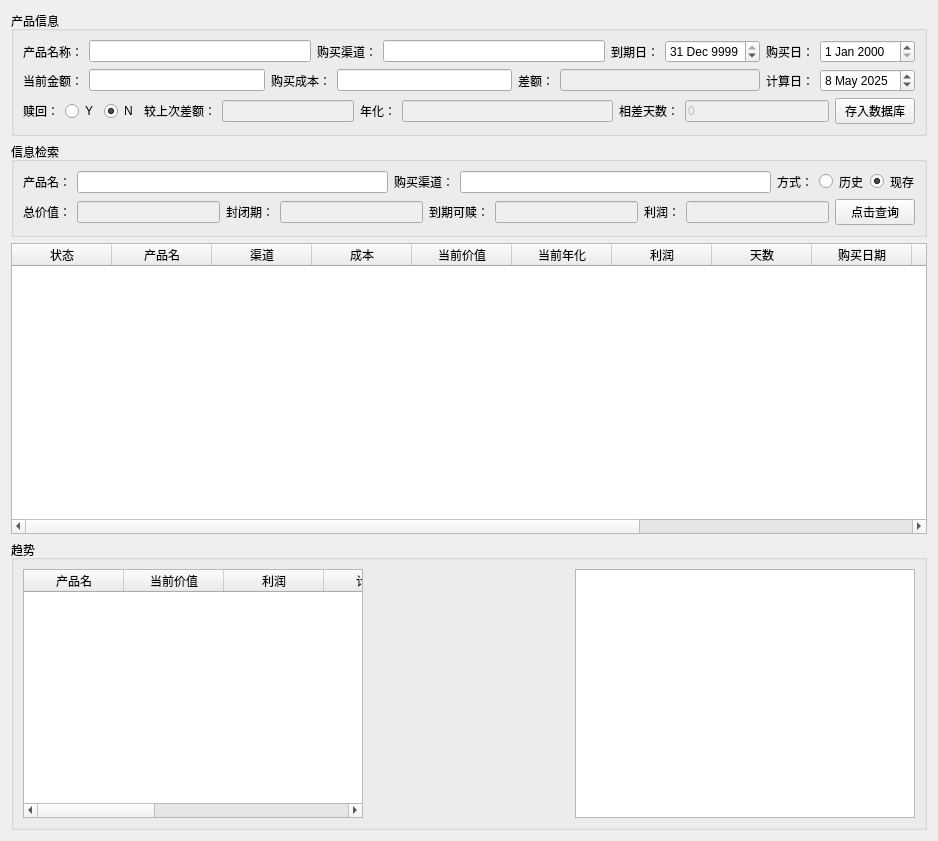
First picture: the form in widgets/calcReturn/calcReturn.ui, repository godspeed-w/pyqt_try, before the edit.
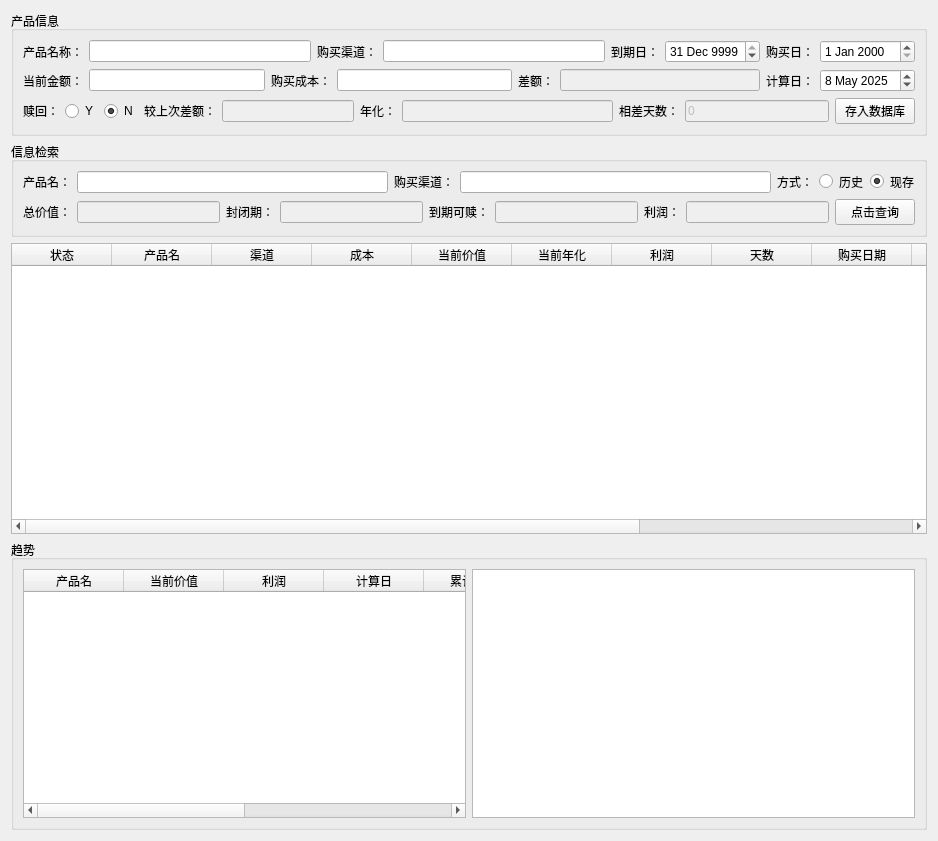
Second picture: the form after the edit.

Commit message: 完成折线图的绘制

```diff
--- a/widgets/calcReturn/calcReturn.ui
+++ b/widgets/calcReturn/calcReturn.ui
@@ -528,16 +528,6 @@
         </column>
        </widget>
       </item>
-      <item>
-       <widget class="QWidget" name="widget" native="true">
-        <property name="minimumSize">
-         <size>
-          <width>200</width>
-          <height>0</height>
-         </size>
-        </property>
-       </widget>
-      </item>
       <item>
        <widget class="QGraphicsView" name="graphicsView"/>
       </item>
```
The commit also changes 2 other files.
